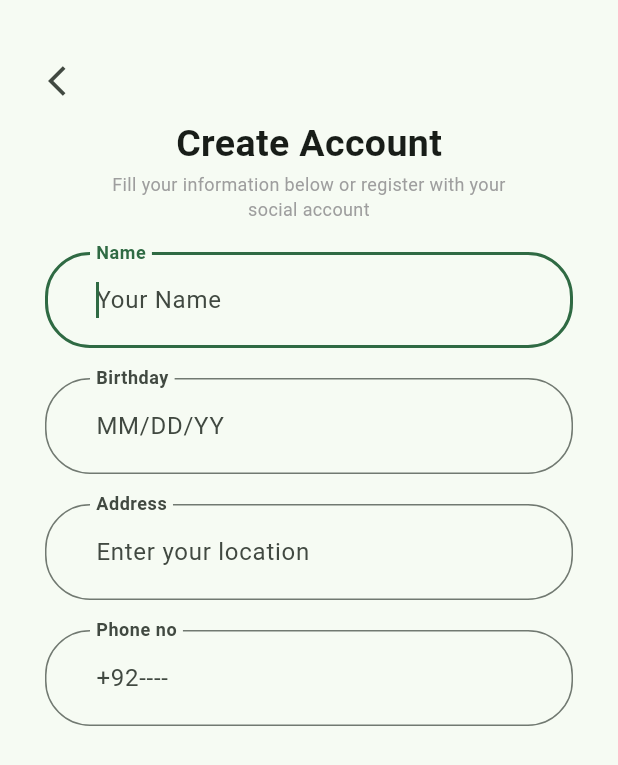
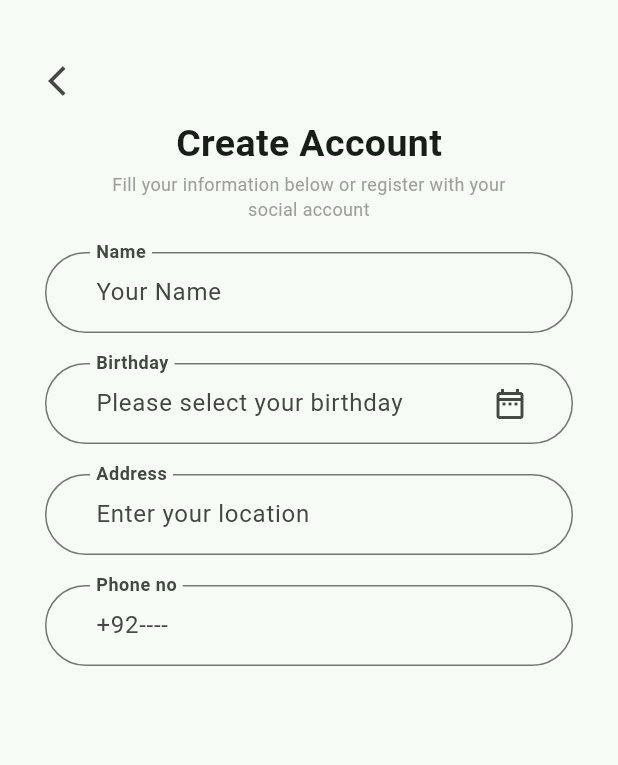
Before and after one commit to ikram-khani/auth_ui, a Flutter app: the screen it shows after launch, on a phone screen of 412 x 824 dp. Shown: the top 765 px of the screen. Run offline on Flutter 3.47's test engine with Material 2 defaults, Android fonts, the phone set to English and light mode, and no system bars.

Commit message:
showing datePicker in a textfield

```diff
--- a/lib/screens/sign_up.dart
+++ b/lib/screens/sign_up.dart
@@ -1,4 +1,5 @@
 import 'package:flutter/material.dart';
+import 'package:intl/intl.dart';
 
 class SignUpScreen extends StatefulWidget {
   const SignUpScreen({super.key});
@@ -8,6 +9,22 @@ class SignUpScreen extends StatefulWidget {
 }
 
 class _SignUpScreenState extends State<SignUpScreen> {
+  final DateFormat formatter = DateFormat.yMd();
+  final TextEditingController _dateController = TextEditingController();
+  Future<void> _selectDate() async {
+    final DateTime? pickedDate = await showDatePicker(
+      context: context,
+      initialDate: DateTime(2007),
+      firstDate: DateTime(1913),
+      lastDate: DateTime(2008),
+    );
+    if (pickedDate != null) {
+      setState(() {
+        _dateController.text = formatter.format(pickedDate);
+      });
+    }
+  }
+
   @override
   Widget build(BuildContext context) {
     return Scaffold(
@@ -56,7 +73,6 @@ class _SignUpScreenState extends State<SignUpScreen> {
                       mainAxisSize: MainAxisSize.min,
                       children: [
                         TextFormField(
-                          autofocus: true,
                           decoration: InputDecoration(
                             floatingLabelBehavior: FloatingLabelBehavior.always,
                             label: const Text('Name'),
@@ -64,7 +80,7 @@ class _SignUpScreenState extends State<SignUpScreen> {
                               fontWeight: FontWeight.bold,
                             ),
                             contentPadding: const EdgeInsets.symmetric(
-                                horizontal: 30, vertical: 20),
+                                horizontal: 30, vertical: 15),
                             hintText: 'Your Name',
                             border: OutlineInputBorder(
                               borderRadius: BorderRadius.circular(30.0),
@@ -75,27 +91,28 @@ class _SignUpScreenState extends State<SignUpScreen> {
                         ),
                         const SizedBox(height: 20),
                         TextFormField(
-                          autofocus: true,
+                          controller: _dateController,
+                          onTap: _selectDate,
                           decoration: InputDecoration(
+                            suffixIcon: const Padding(
+                              padding: EdgeInsets.only(right: 30.0),
+                              child: Icon(Icons.date_range_outlined),
+                            ),
                             floatingLabelBehavior: FloatingLabelBehavior.always,
                             label: const Text('Birthday'),
                             labelStyle: const TextStyle(
                               fontWeight: FontWeight.bold,
                             ),
                             contentPadding: const EdgeInsets.symmetric(
-                                horizontal: 30, vertical: 20),
-                            hintText: 'MM/DD/YY',
+                                horizontal: 30, vertical: 15),
+                            hintText: 'Please select your birthday',
                             border: OutlineInputBorder(
                               borderRadius: BorderRadius.circular(30.0),
                             ),
                           ),
-                          autocorrect: true,
-                          keyboardType: TextInputType.datetime,
-
                         ),
                         const SizedBox(height: 20),
                         TextFormField(
-                          autofocus: true,
                           decoration: InputDecoration(
                             floatingLabelBehavior: FloatingLabelBehavior.always,
                             label: const Text('Address'),
@@ -103,7 +120,7 @@ class _SignUpScreenState extends State<SignUpScreen> {
                               fontWeight: FontWeight.bold,
                             ),
                             contentPadding: const EdgeInsets.symmetric(
-                                horizontal: 30, vertical: 20),
+                                horizontal: 30, vertical: 15),
                             hintText: 'Enter your location',
                             border: OutlineInputBorder(
                               borderRadius: BorderRadius.circular(30.0),
@@ -114,7 +131,6 @@ class _SignUpScreenState extends State<SignUpScreen> {
                         ),
                         const SizedBox(height: 20),
                         TextFormField(
-                          autofocus: true,
                           decoration: InputDecoration(
                             floatingLabelBehavior: FloatingLabelBehavior.always,
                             label: const Text('Phone no'),
@@ -122,7 +138,7 @@ class _SignUpScreenState extends State<SignUpScreen> {
                               fontWeight: FontWeight.bold,
                             ),
                             contentPadding: const EdgeInsets.symmetric(
-                                horizontal: 30, vertical: 20),
+                                horizontal: 30, vertical: 15),
                             hintText: '+92----',
                             border: OutlineInputBorder(
                               borderRadius: BorderRadius.circular(30.0),
```
Also changed, not shown: pubspec.yaml (+3 -17 lines), pubspec.lock.
